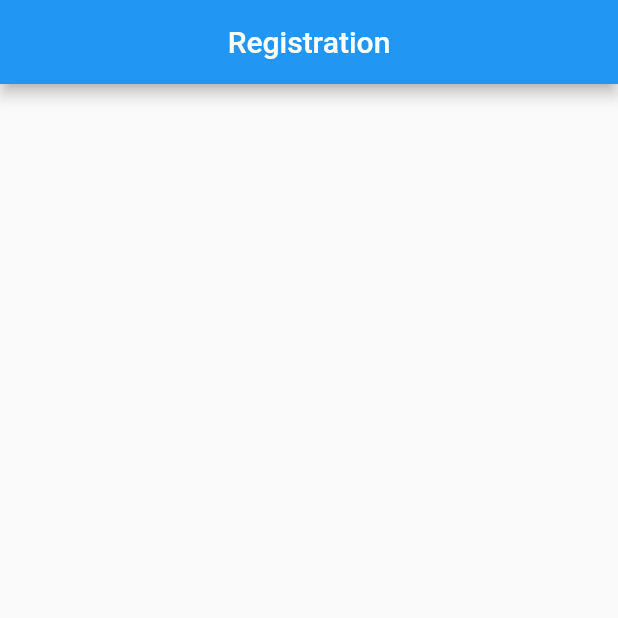
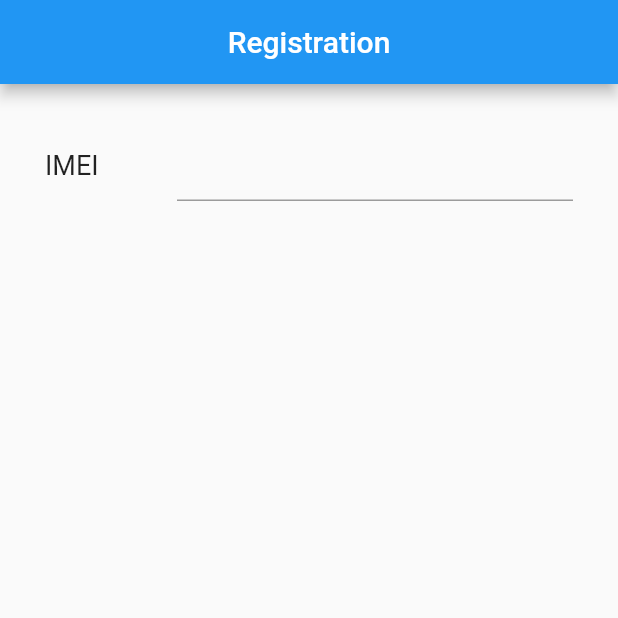
Before and after one commit to paimanbandi/rgstr, a Flutter app: the screen it shows after launch, on a phone screen of 412 x 824 dp, the top half of it. Run offline on Flutter 3.47's test engine with Material 2 defaults, Android fonts, the phone set to English and light mode, and no system bars; missing offline and left inert: imei_imsi_plugin.

Commit message:
textformfield imei and get imei far android < 10

```diff
--- a/lib/main.dart
+++ b/lib/main.dart
@@ -9,6 +9,7 @@ class MyApp extends StatelessWidget {
   @override
   Widget build(BuildContext context) {
     return MaterialApp(
+      debugShowCheckedModeBanner: false,
       theme: ThemeData(
         primarySwatch: Colors.blue,
       ),
--- a/lib/registration_controller.dart
+++ b/lib/registration_controller.dart
@@ -1,8 +1,37 @@
 import 'package:flutter/material.dart';
+import 'package:flutter/services.dart';
 import 'package:rgstr/registration_page.dart';
 import 'package:rgstr/registration_view.dart';
 
+import 'package:imei_imsi_plugin/imei_imsi_plugin.dart';
+
 class RegistrationController extends State<RegistrationPage> {
+  TextEditingController tecImei = TextEditingController();
+
+  String sPlatformImei = '';
+
+  @override
+  void initState() {
+    super.initState();
+    initPlatformState();
+  }
+
+  Future<void> initPlatformState() async {
+    String platformImei;
+    try {
+      // only works in Android version < 10
+      platformImei = await ImeiImsiPlugin.getImei(shouldShowRequestPermissionRationale: false);
+    } on PlatformException {
+      print('Failed to get platform version.');
+    }
+
+    if (!mounted) return;
+
+    setState(() {
+      sPlatformImei = platformImei;
+    });
+  }
+
   @override
   Widget build(BuildContext context) => RegistrationView(this);
 }
--- a/lib/registration_view.dart
+++ b/lib/registration_view.dart
@@ -1,4 +1,5 @@
 import 'package:flutter/material.dart';
+import 'package:flutter/services.dart';
 import 'package:rgstr/registration_controller.dart';
 import 'package:rgstr/registration_page.dart';
 
@@ -11,17 +12,47 @@ class RegistrationView extends WidgetView<RegistrationPage, RegistrationControll
 
   @override
   Widget build(BuildContext context) {
+    TextStyle textStyle = TextStyle(fontSize: 18, fontWeight: FontWeight.normal);
+    bool _bErrImei = false;
     return Scaffold(
         appBar: AppBar(
           title: Text(widget.title),
           centerTitle: true,
         ),
-      body: Center(
+        body: Padding(
+          padding: EdgeInsets.all(30),
+          child: Center(
             child: Column(
-          mainAxisAlignment: MainAxisAlignment.center,
-          children: <Widget>[],
+              mainAxisAlignment: MainAxisAlignment.start,
+              crossAxisAlignment: CrossAxisAlignment.center,
+              children: <Widget>[
+                Row(
+                  children: [
+                    Expanded(
+                      flex: 1,
+                      child: Text(
+                        'IMEI',
+                        style: textStyle,
                       ),
                     ),
-    );
+                    Expanded(
+                      flex: 3,
+                      child: TextFormField(
+                        inputFormatters: [
+                          LengthLimitingTextInputFormatter(17),
+                        ],
+                        initialValue: state.sPlatformImei,
+                        decoration: InputDecoration(
+                          errorText: _bErrImei ? "Can't be empty" : null,
+                        ),
+                        style: textStyle,
+                      ),
+                    )
+                  ],
+                ),
+              ],
+            ),
+          ),
+        ));
   }
 }
--- a/pubspec.yaml
+++ b/pubspec.yaml
@@ -28,6 +28,7 @@ dependencies:
   # The following adds the Cupertino Icons font to your application.
   # Use with the CupertinoIcons class for iOS style icons.
   cupertino_icons: ^1.0.2
+  imei_imsi_plugin: ^0.0.1
 
 dev_dependencies:
   flutter_test:
```
Also changed, not shown: pubspec.lock, 12 other files. Lines whose indentation alone changed are shown as unchanged.
